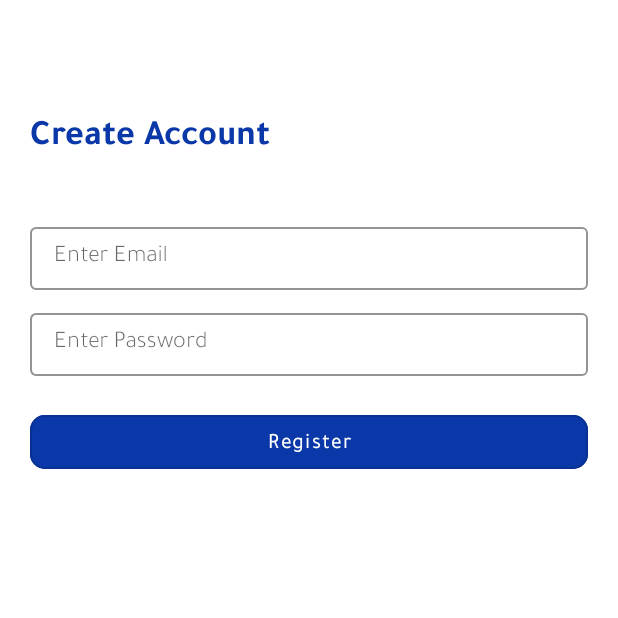
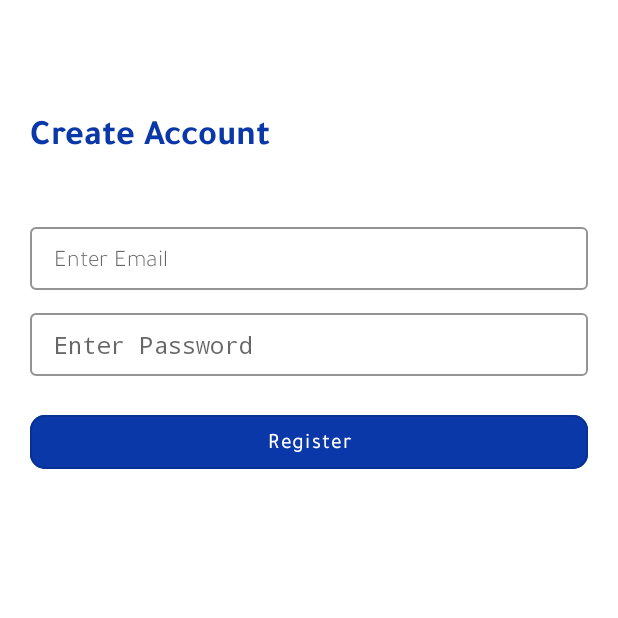
Before and after one commit to Aslmmon/TidoWallet, an Android app: the PasswordFragment screen opened through its navigation route, on a phone screen of 412 x 824 dp, the top half of it. Run offline under Robolectric (Android 15) with nearby library versions, the light colour scheme and no system bars; our stand-ins replace Firebase (no records; nobody signed in at launch, a user with empty details on screens opened directly); libraries missing offline, so code that uses them is left out: com.mobsandgeeks.saripaar; 5 statements that could not run were skipped.

Commit message:
- changed Design of app

```diff
--- a/app/src/main/java/com/tidow/tidowallet/custom/CustomEditText.kt
+++ b/app/src/main/java/com/tidow/tidowallet/custom/CustomEditText.kt
@@ -7,6 +7,7 @@ import android.view.inputmethod.EditorInfo
 import android.widget.EditText
 import android.widget.TextView
 import androidx.constraintlayout.widget.ConstraintLayout
+import com.google.android.material.textfield.TextInputEditText
 import com.google.android.material.textfield.TextInputLayout
 import com.tidow.tidowallet.R
 
@@ -27,7 +28,7 @@ class CustomTitleEditText(context: Context, attrs: AttributeSet) : ConstraintLay
         val maxLength: Int = attrs.getAttributeIntValue(NAME_SPACE, "maxLength", 50)
         editTextTile.text = title ?: "Not Specified"
         textInputLayout =findViewById<TextInputLayout>(R.id.til_ed)
-        textInputLayout.hint = title ?: "Not Specified"
+        findViewById<TextInputEditText>(R.id.ed_data).hint = title ?: "Not Specified"
         inputType.let { editTextDescription.inputType = it }
         editTextDescription.filters = arrayOf<InputFilter>(InputFilter.LengthFilter(maxLength))
 
--- a/app/src/main/java/com/tidow/tidowallet/features/Login/fragments/sign_in/SignInFragment.kt
+++ b/app/src/main/java/com/tidow/tidowallet/features/Login/fragments/sign_in/SignInFragment.kt
@@ -53,7 +53,7 @@ class SignInFragment : Fragment(), Validator.ValidationListener {
         emailEditText = binding.customEmail.editTextDescription
         passwordEditText = binding.customPassword.editTextDescription
 
-        binding.customPassword.textInputLayout.hint = resources.getString(R.string.password_title)
+       // binding.customPassword.textInputLayout.hint = resources.getString(R.string.password_title)
 
 
         binding.btnSignIn.setOnClickListener {
@@ -67,7 +67,6 @@ class SignInFragment : Fragment(), Validator.ValidationListener {
 
     override fun onDestroyView() {
         super.onDestroyView()
-        binding
     }
 
     override fun onValidationSucceeded() {
--- a/app/src/main/res/layout/custom_title_edit.xml
+++ b/app/src/main/res/layout/custom_title_edit.xml
@@ -23,10 +23,7 @@
         android:background="@null"
         style="@style/Widget.MaterialComponents.TextInputLayout.OutlinedBox"
         android:id="@+id/til_ed"
-        app:boxStrokeColor="@color/colorDark"
-
-
-        >
+        app:boxStrokeColor="@color/colorDark">
 
     <com.google.android.material.textfield.TextInputEditText
         android:layout_width="match_parent"
--- a/app/src/main/res/navigation/login_navigation.xml
+++ b/app/src/main/res/navigation/login_navigation.xml
@@ -12,7 +12,9 @@
         tools:layout="@layout/fragment_sign_in" >
         <action
             android:id="@+id/goToChooseMobile"
-            app:destination="@id/mobileChooserFragment" />
+            app:destination="@id/mobileChooserFragment"
+            app:popUpTo="@id/mobileChooserFragment"
+            app:popUpToInclusive="true" />
     </fragment>
     <fragment
         android:id="@+id/mobileChooserFragment"
```
